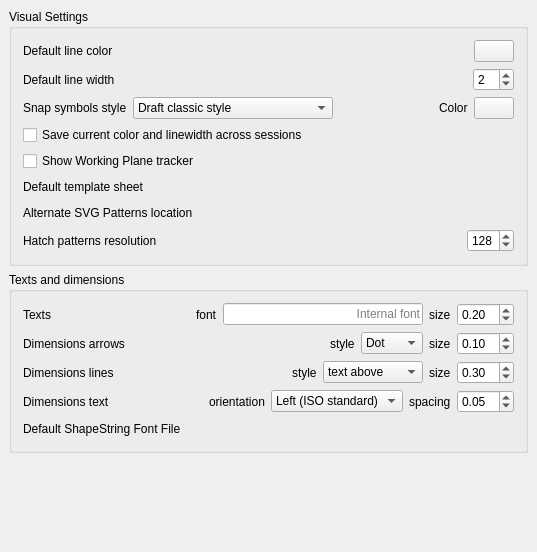
This is src/Mod/Draft/Resources/ui/userprefs-visual.ui in berndhahnebach/All_FreeCAD as Qt 5 draws it before an edit. The edited form follows.
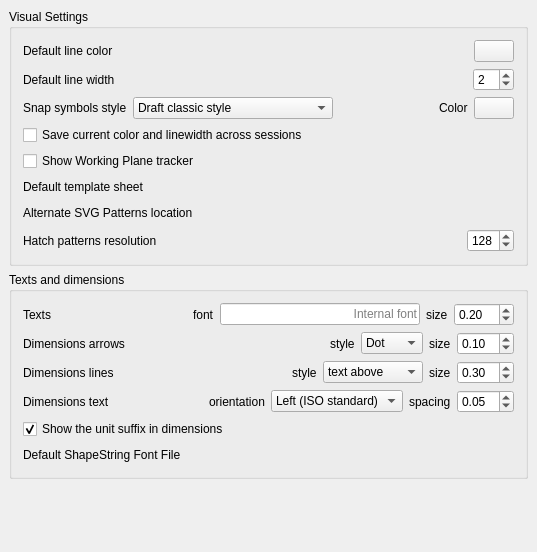
This is the edited form. Custom widgets are drawn as their Qt base class.

Commit message: Draft: small improvements to units system in dimensions

What changed in the file:
```diff
--- a/src/Mod/Draft/Resources/ui/userprefs-visual.ui
+++ b/src/Mod/Draft/Resources/ui/userprefs-visual.ui
@@ -440,6 +440,9 @@
           <property name="toolTip">
            <string>Default height for texts and dimensions</string>
           </property>
+          <property name="maximum">
+           <double>999.990000000000009</double>
+          </property>
           <property name="value">
            <double>0.200000000000000</double>
           </property>
@@ -689,6 +692,26 @@
         </item>
        </layout>
       </item>
+      <item>
+       <layout class="QHBoxLayout" name="horizontalLayout_5">
+        <item>
+         <widget class="Gui::PrefCheckBox" name="checkBox">
+          <property name="text">
+           <string>Show the unit suffix in dimensions</string>
+          </property>
+          <property name="checked">
+           <bool>true</bool>
+          </property>
+          <property name="prefEntry" stdset="0">
+           <cstring>showUnit</cstring>
+          </property>
+          <property name="prefPath" stdset="0">
+           <cstring>Mod/Draft</cstring>
+          </property>
+         </widget>
+        </item>
+       </layout>
+      </item>
       <item>
        <layout class="QHBoxLayout" name="horizontalLayout_23">
         <item>
```
The commit also changes 3 other files.
